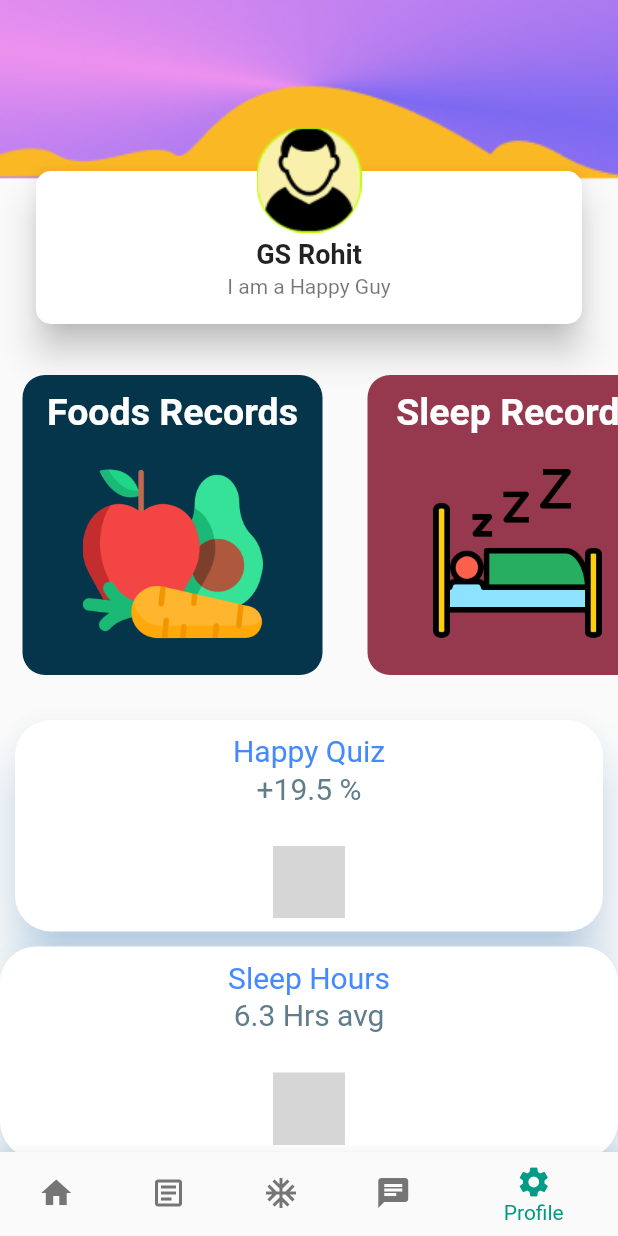
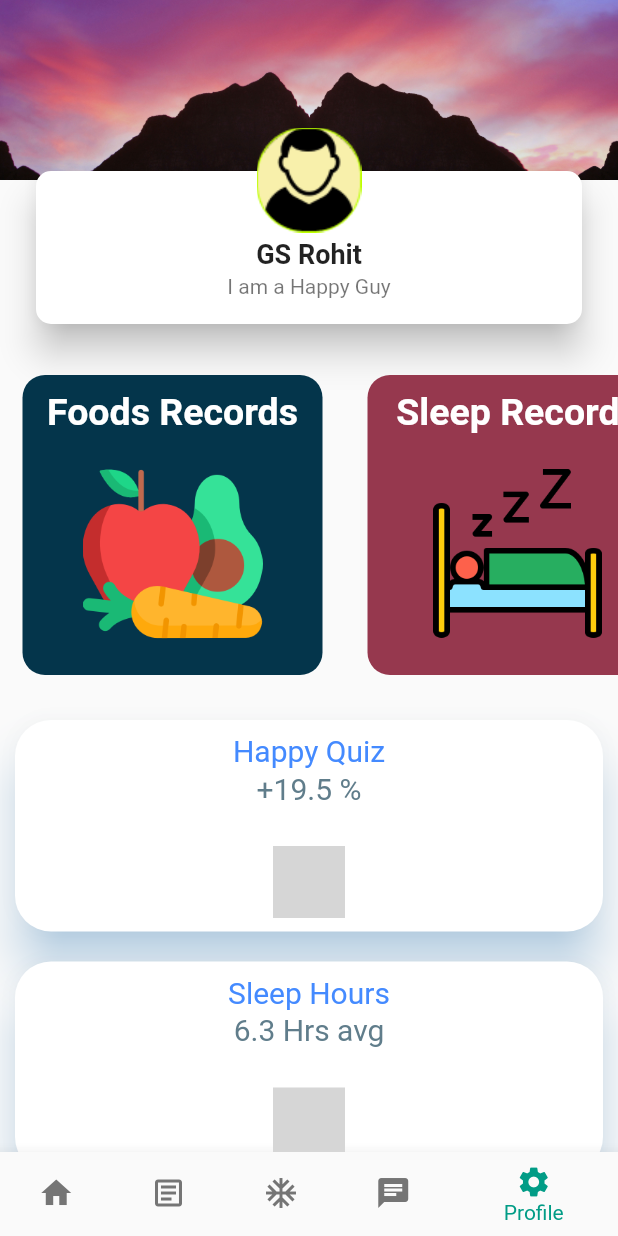
Before and after one commit to hackat-a-t-hon/tervis, a Flutter app: the screen it shows after launch, item 5 of the bottom bar chosen, on a phone screen of 412 x 824 dp. Run offline on Flutter 3.47's test engine with Material 2 defaults, Android fonts, the phone set to English and light mode, and no system bars; our stand-ins replace carousel_slider, font_awesome_flutter; missing offline and left inert: flutter_circular_chart, flutter_sparkline; grey boxes are pictures that could not be loaded.

Commit message:
profile update

```diff
--- a/lib/profileScreen.dart
+++ b/lib/profileScreen.dart
@@ -28,7 +28,7 @@ class ProfileScreen extends StatelessWidget {
           Container(
             alignment: Alignment.topCenter,
             child: Image.asset(
-              'assets/images/profilehai.png',
+              'assets/images/carolinie.jpg',
               height: 120,
               width: double.infinity,
               fit: BoxFit.cover,
@@ -202,12 +202,6 @@ class ProfileScreen extends StatelessWidget {
         Container(
           alignment: Alignment.topCenter,
           margin: EdgeInsets.all(10.0),
-          // color: Colors.white,
-          // decoration: BoxDecoration(
-          //   color: Colors.white,
-          //   shape: BoxShape.rectangle,
-          //   borderRadius: BorderRadius.all(Radius.circular(10.0)),
-          // ),
           child: Material(
             color: Colors.white,
             elevation: 14.0,
@@ -268,14 +262,9 @@ class ProfileScreen extends StatelessWidget {
               ),
             ),
           ),
-          // child: Image.asset(
-          //   'assets/images/Vector11.png',
-          //   // height: 120,
-          //   width: double.infinity,
-          //   fit: BoxFit.cover,
-          // ),
         ),
         Container(
+          margin: EdgeInsets.all(10.0),
           child: Material(
             color: Colors.white,
             elevation: 14.0,
```
Also changed, not shown: assets/images/carolinie.jpg (added), lib/carolinie.jpg (added).
